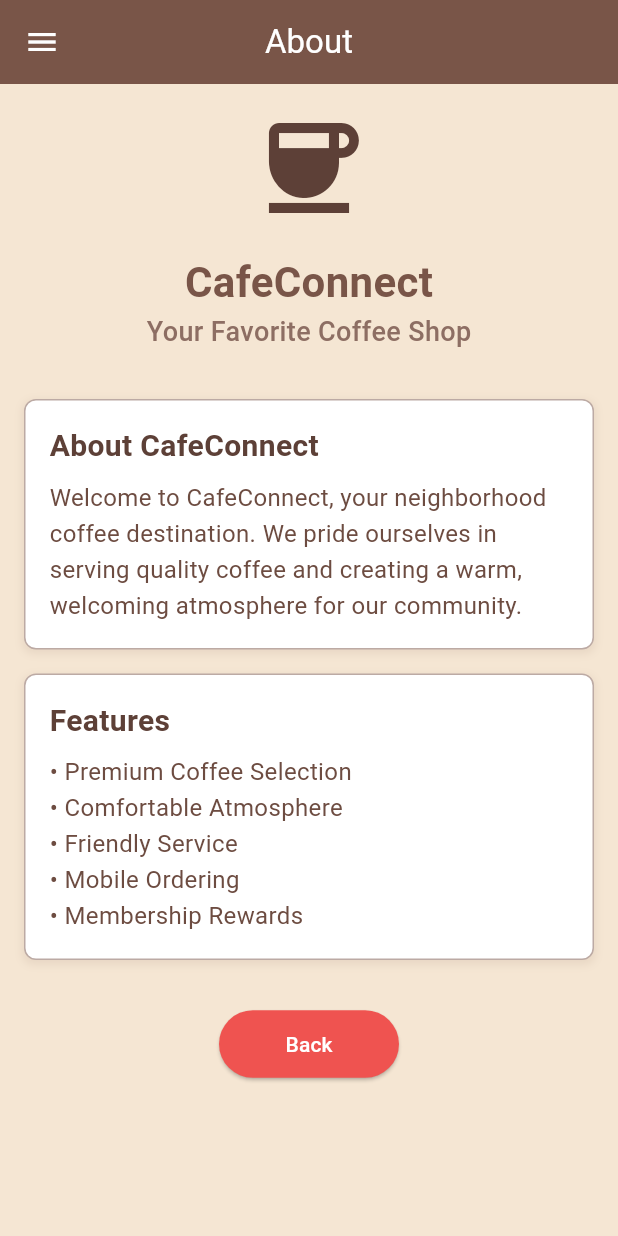
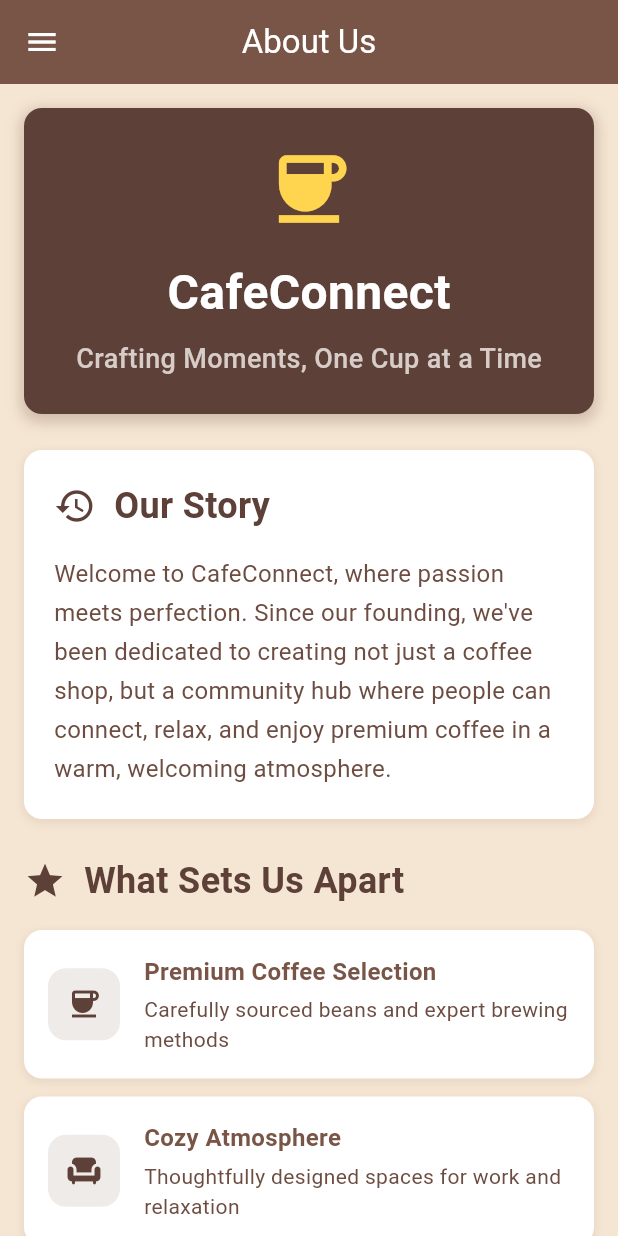
Before and after one commit to nathanG2129/CafeConnect, a Flutter app: the screen it shows after launch, in the side drawer, after a tap on "About", on a phone screen of 412 x 824 dp. Run offline on Flutter 3.47's test engine with Material 3 defaults, Android fonts, the phone set to English and light mode, and no system bars.

Commit message:
Refactor AboutPage layout and enhance content presentation
- Updated the title to "About Us" for clarity
- Replaced InfoSection with StorySection, FeaturesSection, and ContactSection for improved content organization
- Enhanced HeaderSection styling and content to better reflect the cafe's branding
- Introduced feature cards to highlight unique offerings of the cafe
- Added a contact section with a button for user engagement

```diff
--- a/lib/pages/about_page.dart
+++ b/lib/pages/about_page.dart
@@ -9,7 +9,7 @@ class AboutPage extends StatelessWidget {
     return Scaffold(
       backgroundColor: const Color(0xFFF5E6D3),
       appBar: AppBar(
-        title: const Text("About"),
+        title: const Text("About Us"),
         centerTitle: true,
         backgroundColor: Colors.brown,
         foregroundColor: Colors.white,
@@ -19,8 +19,9 @@ class AboutPage extends StatelessWidget {
         child: Column(
           children: [
             HeaderSection(),
-            InfoSection(),
-            ButtonSection(),
+            StorySection(),
+            FeaturesSection(),
+            ContactSection(),
           ],
         ),
       ),
@@ -28,39 +29,49 @@ class AboutPage extends StatelessWidget {
   }
 }
 
-class HeaderSection extends StatefulWidget {
+class HeaderSection extends StatelessWidget {
   const HeaderSection({super.key});
 
   @override
-  State<HeaderSection> createState() => _HeaderSectionState();
-}
-
-class _HeaderSectionState extends State<HeaderSection> {
-  @override
   Widget build(BuildContext context) {
     return Container(
-      padding: const EdgeInsets.all(16),
+      width: double.infinity,
+      margin: const EdgeInsets.all(16),
+      padding: const EdgeInsets.all(24),
+      decoration: BoxDecoration(
+        color: Colors.brown[700],
+        borderRadius: BorderRadius.circular(12),
+        boxShadow: [
+          BoxShadow(
+            color: Colors.brown.withOpacity(0.3),
+            spreadRadius: 2,
+            blurRadius: 8,
+            offset: const Offset(0, 3),
+          ),
+        ],
+      ),
       child: Column(
         children: [
           Icon(
             Icons.coffee,
-            size: 80,
-            color: Colors.brown[700],
+            size: 60,
+            color: Colors.amber[300],
           ),
           const SizedBox(height: 16),
           const Text(
             "CafeConnect",
             style: TextStyle(
-              fontSize: 28,
+              fontSize: 32,
               fontWeight: FontWeight.bold,
-              color: Colors.brown,
+              color: Colors.white,
             ),
           ),
+          const SizedBox(height: 8),
           Text(
-            "Your Favorite Coffee Shop",
+            "Crafting Moments, One Cup at a Time",
             style: TextStyle(
               fontSize: 18,
-              color: Colors.brown[400],
+              color: Colors.brown[100],
               fontWeight: FontWeight.w500,
             ),
           ),
@@ -70,43 +81,17 @@ class _HeaderSectionState extends State<HeaderSection> {
   }
 }
 
-class InfoSection extends StatefulWidget {
-  const InfoSection({super.key});
+class StorySection extends StatelessWidget {
+  const StorySection({super.key});
 
-  @override
-  State<InfoSection> createState() => _InfoSectionState();
-}
-
-class _InfoSectionState extends State<InfoSection> {
   @override
   Widget build(BuildContext context) {
     return Container(
-      padding: const EdgeInsets.all(16),
-      child: Column(
-        crossAxisAlignment: CrossAxisAlignment.start,
-        children: [
-          _buildInfoCard(
-            "About CafeConnect",
-            "Welcome to CafeConnect, your neighborhood coffee destination. We pride ourselves in serving quality coffee and creating a warm, welcoming atmosphere for our community.",
-          ),
-          const SizedBox(height: 16),
-          _buildInfoCard(
-            "Features",
-            "• Premium Coffee Selection\n• Comfortable Atmosphere\n• Friendly Service\n• Mobile Ordering\n• Membership Rewards",
-          ),
-        ],
-      ),
-    );
-  }
-
-  Widget _buildInfoCard(String title, String content) {
-    return Container(
-      width: double.infinity,
-      padding: const EdgeInsets.all(16),
+      margin: const EdgeInsets.symmetric(horizontal: 16, vertical: 8),
+      padding: const EdgeInsets.all(20),
       decoration: BoxDecoration(
-        border: Border.all(color: Colors.brown[200]!),
-        borderRadius: BorderRadius.circular(8),
         color: Colors.white,
+        borderRadius: BorderRadius.circular(12),
         boxShadow: [
           BoxShadow(
             color: Colors.brown.withOpacity(0.1),
@@ -119,21 +104,27 @@ class _InfoSectionState extends State<InfoSection> {
       child: Column(
         crossAxisAlignment: CrossAxisAlignment.start,
         children: [
+          Row(
+            children: [
+              Icon(Icons.history, color: Colors.brown[700], size: 28),
+              const SizedBox(width: 12),
               Text(
-            title,
+                "Our Story",
                 style: TextStyle(
-              fontSize: 20,
+                  fontSize: 24,
                   fontWeight: FontWeight.bold,
                   color: Colors.brown[700],
                 ),
               ),
-          const SizedBox(height: 8),
+            ],
+          ),
+          const SizedBox(height: 16),
           Text(
-            content,
+            "Welcome to CafeConnect, where passion meets perfection. Since our founding, we've been dedicated to creating not just a coffee shop, but a community hub where people can connect, relax, and enjoy premium coffee in a warm, welcoming atmosphere.",
             style: TextStyle(
               fontSize: 16,
+              height: 1.6,
               color: Colors.brown[600],
-              height: 1.5,
             ),
           ),
         ],
@@ -142,29 +133,179 @@ class _InfoSectionState extends State<InfoSection> {
   }
 }
 
-class ButtonSection extends StatefulWidget {
-  const ButtonSection({super.key});
+class FeaturesSection extends StatelessWidget {
+  const FeaturesSection({super.key});
 
   @override
-  State<ButtonSection> createState() => _ButtonSectionState();
+  Widget build(BuildContext context) {
+    return Container(
+      margin: const EdgeInsets.symmetric(horizontal: 16, vertical: 8),
+      child: Column(
+        crossAxisAlignment: CrossAxisAlignment.start,
+        children: [
+          Padding(
+            padding: const EdgeInsets.symmetric(vertical: 8),
+            child: Row(
+              children: [
+                Icon(Icons.star, color: Colors.brown[700], size: 28),
+                const SizedBox(width: 12),
+                Text(
+                  "What Sets Us Apart",
+                  style: TextStyle(
+                    fontSize: 24,
+                    fontWeight: FontWeight.bold,
+                    color: Colors.brown[700],
+                  ),
+                ),
+              ],
+            ),
+          ),
+          const SizedBox(height: 8),
+          _buildFeatureCard(
+            Icons.coffee,
+            "Premium Coffee Selection",
+            "Carefully sourced beans and expert brewing methods",
+          ),
+          _buildFeatureCard(
+            Icons.chair,
+            "Cozy Atmosphere",
+            "Thoughtfully designed spaces for work and relaxation",
+          ),
+          _buildFeatureCard(
+            Icons.people,
+            "Community Focus",
+            "Regular events and a welcoming environment for all",
+          ),
+          _buildFeatureCard(
+            Icons.phone_android,
+            "Mobile Ordering",
+            "Skip the line with our convenient mobile app",
+          ),
+        ],
+      ),
+    );
   }
 
-class _ButtonSectionState extends State<ButtonSection> {
-  @override
-  Widget build(BuildContext context) {
-    return Padding(
+  Widget _buildFeatureCard(IconData icon, String title, String description) {
+    return Container(
+      margin: const EdgeInsets.only(bottom: 12),
       padding: const EdgeInsets.all(16),
-      child: ElevatedButton(
-        onPressed: () {
-          Navigator.pop(context);
-        },
-        style: ElevatedButton.styleFrom(
-          minimumSize: const Size(120, 45),
-          backgroundColor: Colors.red[400],
-          foregroundColor: Colors.white,
+      decoration: BoxDecoration(
+        color: Colors.white,
+        borderRadius: BorderRadius.circular(12),
+        boxShadow: [
+          BoxShadow(
+            color: Colors.brown.withOpacity(0.1),
+            spreadRadius: 1,
+            blurRadius: 4,
+            offset: const Offset(0, 2),
           ),
-        child: const Text('Back'),
+        ],
+      ),
+      child: Row(
+        children: [
+          Container(
+            padding: const EdgeInsets.all(12),
+            decoration: BoxDecoration(
+              color: Colors.brown[50],
+              borderRadius: BorderRadius.circular(12),
+            ),
+            child: Icon(icon, color: Colors.brown[700], size: 24),
+          ),
+          const SizedBox(width: 16),
+          Expanded(
+            child: Column(
+              crossAxisAlignment: CrossAxisAlignment.start,
+              children: [
+                Text(
+                  title,
+                  style: const TextStyle(
+                    fontSize: 16,
+                    fontWeight: FontWeight.bold,
+                    color: Colors.brown,
+                  ),
+                ),
+                const SizedBox(height: 4),
+                Text(
+                  description,
+                  style: TextStyle(
+                    fontSize: 14,
+                    color: Colors.brown[600],
+                  ),
+                ),
+              ],
+            ),
+          ),
+        ],
       ),
     );
   }
 }
+
+class ContactSection extends StatelessWidget {
+  const ContactSection({super.key});
+
+  @override
+  Widget build(BuildContext context) {
+    return Container(
+      width: double.infinity,
+      margin: const EdgeInsets.all(16),
+      padding: const EdgeInsets.all(20),
+      decoration: BoxDecoration(
+        color: Colors.brown[700],
+        borderRadius: BorderRadius.circular(12),
+        boxShadow: [
+          BoxShadow(
+            color: Colors.brown.withOpacity(0.2),
+            spreadRadius: 1,
+            blurRadius: 4,
+            offset: const Offset(0, 2),
+          ),
+        ],
+      ),
+      child: Column(
+        children: [
+          Icon(Icons.contact_support, color: Colors.amber[300], size: 32),
+          const SizedBox(height: 16),
+          const Text(
+            "Connect With Us",
+            style: TextStyle(
+              fontSize: 24,
+              fontWeight: FontWeight.bold,
+              color: Colors.white,
+            ),
+          ),
+          const SizedBox(height: 12),
+          Text(
+            "We'd love to hear from you!",
+            style: TextStyle(
+              fontSize: 16,
+              color: Colors.brown[100],
+            ),
+          ),
+          const SizedBox(height: 20),
+          ElevatedButton(
+            onPressed: () {
+              // Add contact functionality here
+            },
+            style: ElevatedButton.styleFrom(
+              backgroundColor: Colors.amber[300],
+              foregroundColor: Colors.brown[900],
+              padding: const EdgeInsets.symmetric(horizontal: 32, vertical: 16),
+              shape: RoundedRectangleBorder(
+                borderRadius: BorderRadius.circular(12),
+              ),
+            ),
+            child: const Text(
+              "Contact Us",
+              style: TextStyle(
+                fontSize: 16,
+                fontWeight: FontWeight.bold,
+              ),
+            ),
+          ),
+        ],
+      ),
+    );
+  }
+}
```
Lines whose indentation alone changed are shown as unchanged.
